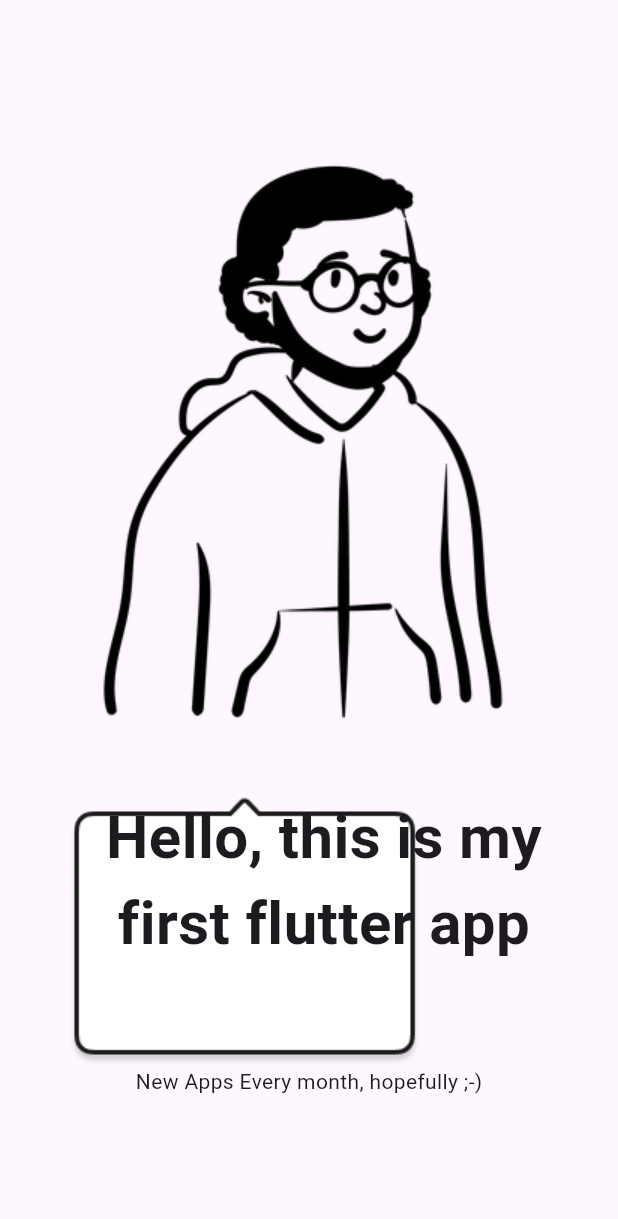
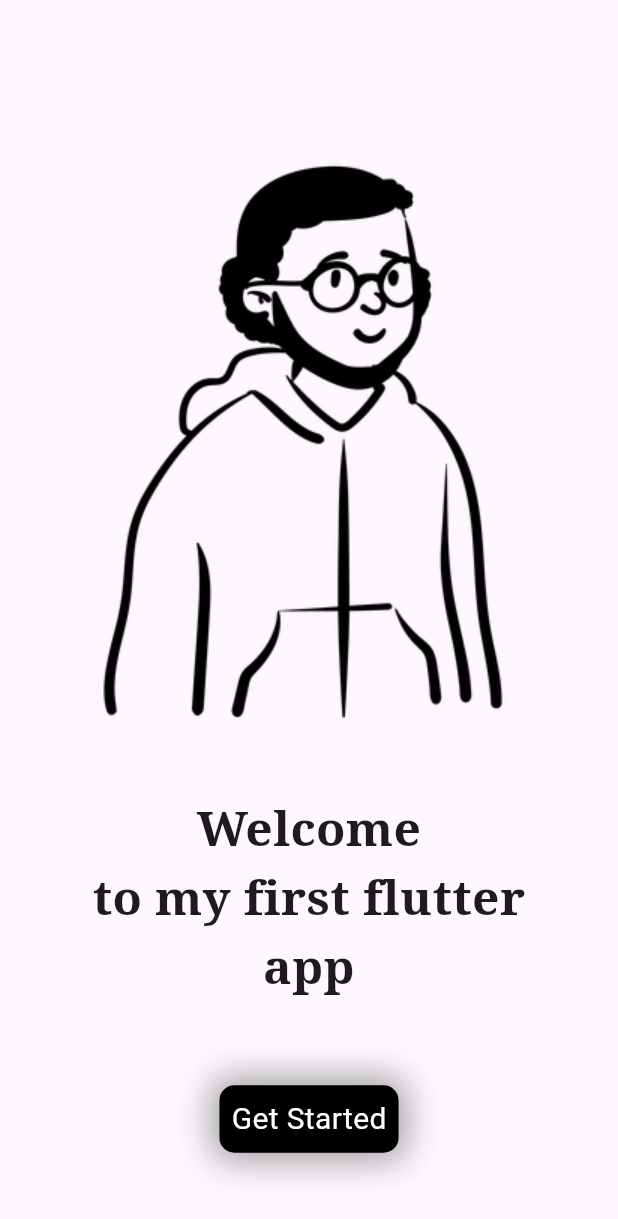
Before and after one commit to Davematteer/Mini-Projects-, a Flutter app: the screen it shows after launch, on a phone screen of 412 x 824 dp. Shown: the top 1219 px of the screen. Run offline on Flutter 3.47's test engine with Material 3 defaults, Android fonts, the light colour scheme and no system bars; our stand-ins replace google_fonts.

Commit message:
Front end work

```diff
--- a/YugiohProject/front_end/lib/pages/IntroPage.dart
+++ b/YugiohProject/front_end/lib/pages/IntroPage.dart
@@ -1,4 +1,5 @@
 import 'package:flutter/material.dart';
+import 'package:google_fonts/google_fonts.dart';
 
 
 class IntroPage extends StatelessWidget{
@@ -19,22 +20,16 @@ class IntroPage extends StatelessWidget{
               ),
                Stack(
                 children: [
-                  Image.asset('lib/images/Tooltip.png'),
-                  const Column(
+                  Column(
                     children: [
 
-                      Padding(
-                        padding: EdgeInsets.only(left: 20,
-                          bottom: 20
-                          ),
-                        child: Text(
-                                            'Hello, this is my \nfirst flutter app',
-                                            textAlign: TextAlign.center,
-                                            style: TextStyle(
-                        fontWeight: FontWeight.bold,
-                        fontSize: 40
-                                            ),),
-                      )
+                      Text(
+                                  'Welcome\nto my first flutter \napp',
+                                  textAlign: TextAlign.center,
+                                  style: GoogleFonts.notoSerif(
+                                    fontSize: 32,
+                                    fontWeight: FontWeight.bold
+                                  ))
                     ],
                   ),
 
@@ -42,11 +37,38 @@ class IntroPage extends StatelessWidget{
               ),
 
           // text introducing
-          const Text(
-            'New Apps Every month, hopefully ;-)'
-            )
+
+          const Spacer(),
 
           // get started button
+          Padding(
+            padding: const EdgeInsets.all(15.0),
+            child: Container(
+
+              child: const DecoratedBox(
+                decoration:  BoxDecoration(
+                  boxShadow: <BoxShadow>[
+                    BoxShadow(color: Colors.grey,
+                    blurRadius: 20,
+                    spreadRadius: 5
+                    )
+                  ],
+                  color: Colors.black,
+                  borderRadius: BorderRadius.all(Radius.circular(10))
+                ),
+                child:  Padding(
+                padding:  EdgeInsets.all(8.0),
+                child: Text('Get Started',
+                style: TextStyle(
+                  color: Colors.white,
+                  fontSize: 20
+                ),),
+              ),
+              )
+            ),
+          ),
+          const Spacer()
+
         ],
       )
     );
--- a/YugiohProject/front_end/pubspec.yaml
+++ b/YugiohProject/front_end/pubspec.yaml
@@ -30,6 +30,7 @@ environment:
 dependencies:
   flutter:
     sdk: flutter
+  google_fonts: ^5.0.0
 
 
   # The following adds the Cupertino Icons font to your application.
```
Also changed, not shown: YugiohProject/front_end/pubspec.lock, 1 other file.
